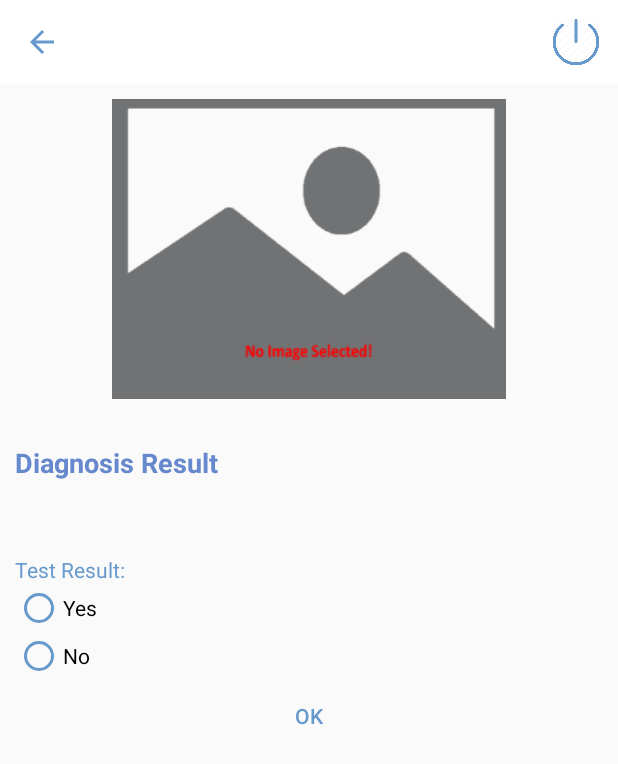
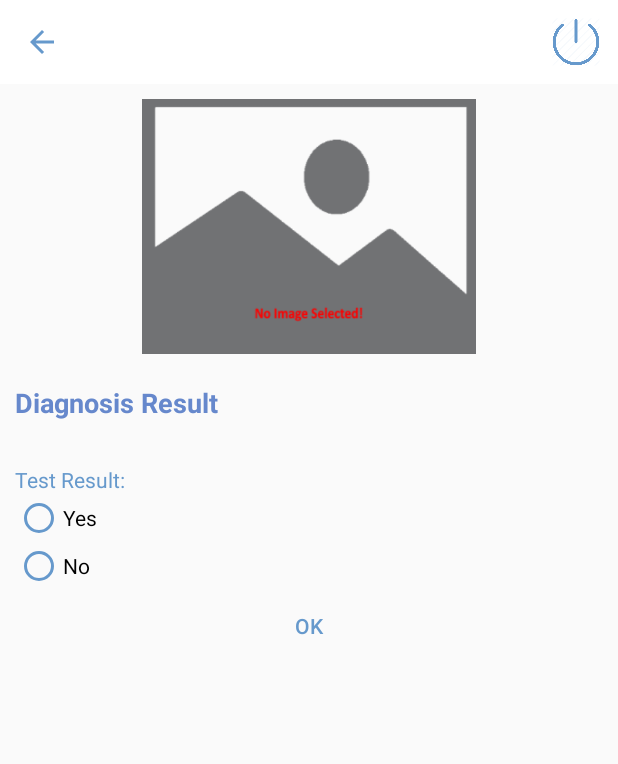
Before and after one commit to tsiAILAB/Plant-Pathology-APP, an Android app: the PlantDiagnosisActivity screen opened directly, with no data from a screen before it, on a phone screen of 412 x 824 dp. Shown: the top 764 px of the screen. Run offline under Robolectric (Android 15) with nearby library versions, the phone set to English and light mode, and no system bars; pictures from the network do not load; 9 statements that could not run were skipped.

Commit message:
removed spaces Signed-off-by: firozahmedtsi <firoz.ahmed@tsi.com.bd>

```diff
--- a/app/src/main/java/com/tsi/plantdiagnosissystem/ui/plantdiagnosis/PlantDiagnosisActivity.java
+++ b/app/src/main/java/com/tsi/plantdiagnosissystem/ui/plantdiagnosis/PlantDiagnosisActivity.java
@@ -92,7 +92,13 @@ public class PlantDiagnosisActivity extends AppCompatActivity {
         String diagnosisResult = "";
         for (int i = 0; i < diagnosisResults.size(); i++) {
             diagnosisResult = diagnosisResult + "Disease Name: " + diagnosisResults.get(i).getDiseaseName() +
-                    "\nProbability: " + diagnosisResults.get(i).getDiagnosisProbability() + "%\n\n";
+                    "\nProbability: " + diagnosisResults.get(i).getDiagnosisProbability() + "%\n";
+
+            if(i!=diagnosisResults.size()-1){
+                diagnosisResult = diagnosisResult+"\n";
+            }
+
+
         }
 
 
--- a/app/src/main/res/layout/activity_plant_diagnosis.xml
+++ b/app/src/main/res/layout/activity_plant_diagnosis.xml
@@ -20,15 +20,15 @@
             <ImageView
                 android:id="@+id/imageView"
                 android:layout_width="match_parent"
-                android:layout_height="200dp"
-                android:layout_marginBottom="30dp"
+                android:layout_height="170dp"
+                android:layout_marginBottom="20dp"
                 android:src="@drawable/no_image_selected"/>
 
             <TextView
-                android:id="@+id/titelTextView"
+                android:id="@+id/titleTextView"
                 android:layout_width="wrap_content"
                 android:layout_height="wrap_content"
-                android:layout_marginBottom="20dp"
+                android:layout_marginBottom="10dp"
                 android:text="Diagnosis Result"
                 android:textColor="#6688CC"
                 android:textSize="18sp"
@@ -44,8 +44,7 @@
 
             <RadioGroup
                 android:layout_width="match_parent"
-                android:layout_height="match_parent"
-                android:layout_marginTop="10dp">
+                android:layout_height="match_parent">
             <TextView
                 android:layout_width="wrap_content"
                 android:layout_height="wrap_content"
```
